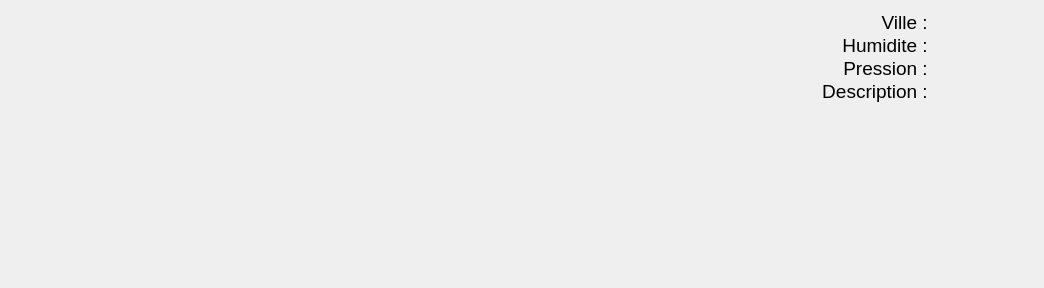
Above: widgetVilleCurrent.ui from aiekick/ProjectStationMeteo before the change. Below: the same form after it.
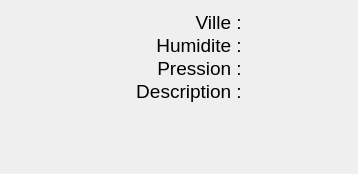
That is the form after the change.

Patch:
```diff
--- a/widgetVilleCurrent.ui
+++ b/widgetVilleCurrent.ui
@@ -6,10 +6,16 @@
    <rect>
     <x>0</x>
     <y>0</y>
-    <width>1044</width>
-    <height>288</height>
+    <width>358</width>
+    <height>174</height>
    </rect>
   </property>
+  <property name="sizePolicy">
+   <sizepolicy hsizetype="Minimum" vsizetype="Minimum">
+    <horstretch>0</horstretch>
+    <verstretch>0</verstretch>
+   </sizepolicy>
+  </property>
   <property name="windowTitle">
    <string>Form</string>
   </property>
@@ -54,7 +60,7 @@
        <property name="font">
         <font>
          <family>Arial</family>
-         <pointsize>20</pointsize>
+         <pointsize>28</pointsize>
         </font>
        </property>
        <property name="text">
```
